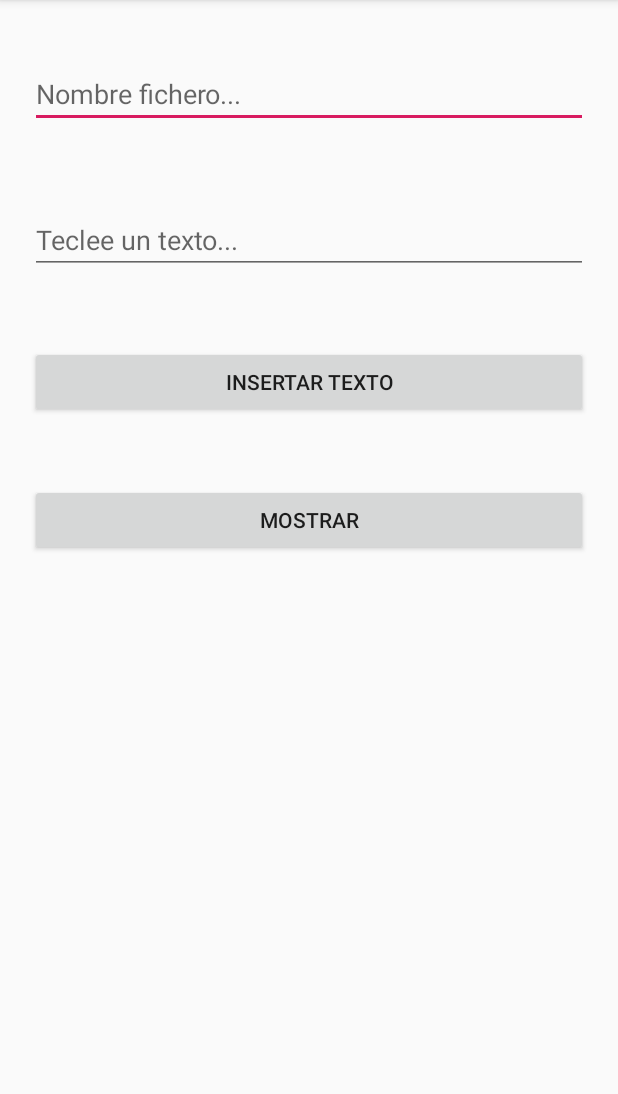
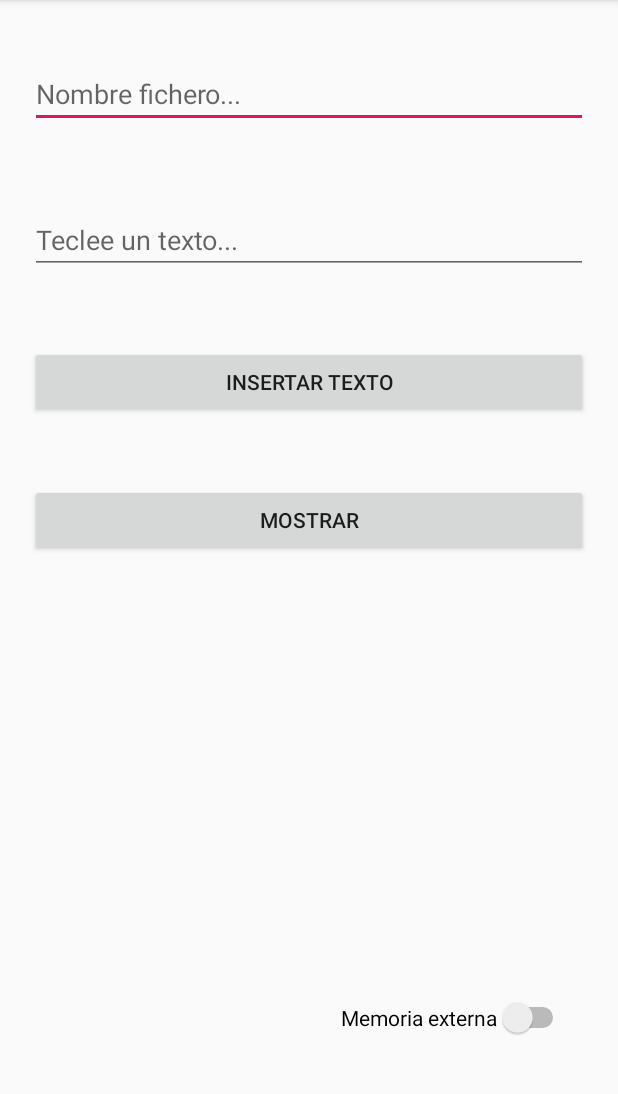
Before and after one commit to cmadrid19/Android_MemoriaInternaDispositivo, an Android app: the screen it shows after launch (MainActivity), on a phone screen of 412 x 824 dp, the part 84-1178 px from its top. Run offline under Robolectric (Android 15) with nearby library versions, the phone set to English and light mode, and no system bars.

Commit message:
segundo commit

```diff
--- a/app/src/main/AndroidManifest.xml
+++ b/app/src/main/AndroidManifest.xml
@@ -1,6 +1,9 @@
 <?xml version="1.0" encoding="utf-8"?>
 <manifest xmlns:android="http://schemas.android.com/apk/res/android"
     package="com.example.memoriainternadispositivo">
+
+    <uses-permission android:name="android.permission.READ_EXTERNAL_STORAGE"></uses-permission>
+    <uses-permission android:name="android.permission.WRITE_EXTERNAL_STORAGE"></uses-permission>
 
     <application
         android:allowBackup="true"
--- a/app/src/main/res/layout/activity_main.xml
+++ b/app/src/main/res/layout/activity_main.xml
@@ -65,4 +65,16 @@
         app:layout_constraintTop_toBottomOf="@+id/mostrar"></TextView>
 
 
+    <Switch
+        android:id="@+id/switch_btn"
+        android:layout_width="wrap_content"
+        android:layout_height="wrap_content"
+        android:layout_marginBottom="76dp"
+        android:text="@string/external"
+        android:onClick="cambiarDireccion"
+        app:layout_constraintBottom_toBottomOf="parent"
+        app:layout_constraintEnd_toEndOf="parent"
+        app:layout_constraintHorizontal_bias="0.874"
+        app:layout_constraintStart_toStartOf="parent"></Switch>
+
 </androidx.constraintlayout.widget.ConstraintLayout>
--- a/app/src/main/res/values/strings.xml
+++ b/app/src/main/res/values/strings.xml
@@ -1,3 +1,4 @@
 <resources>
     <string name="app_name">MemoriaInternaDispositivo</string>
+    <string name="external">Memoria externa</string>
 </resources>
```
Also changed, not shown: app/src/main/java/com/example/memoriainternadispositivo/MainActivity.java (+42 -17 lines).
